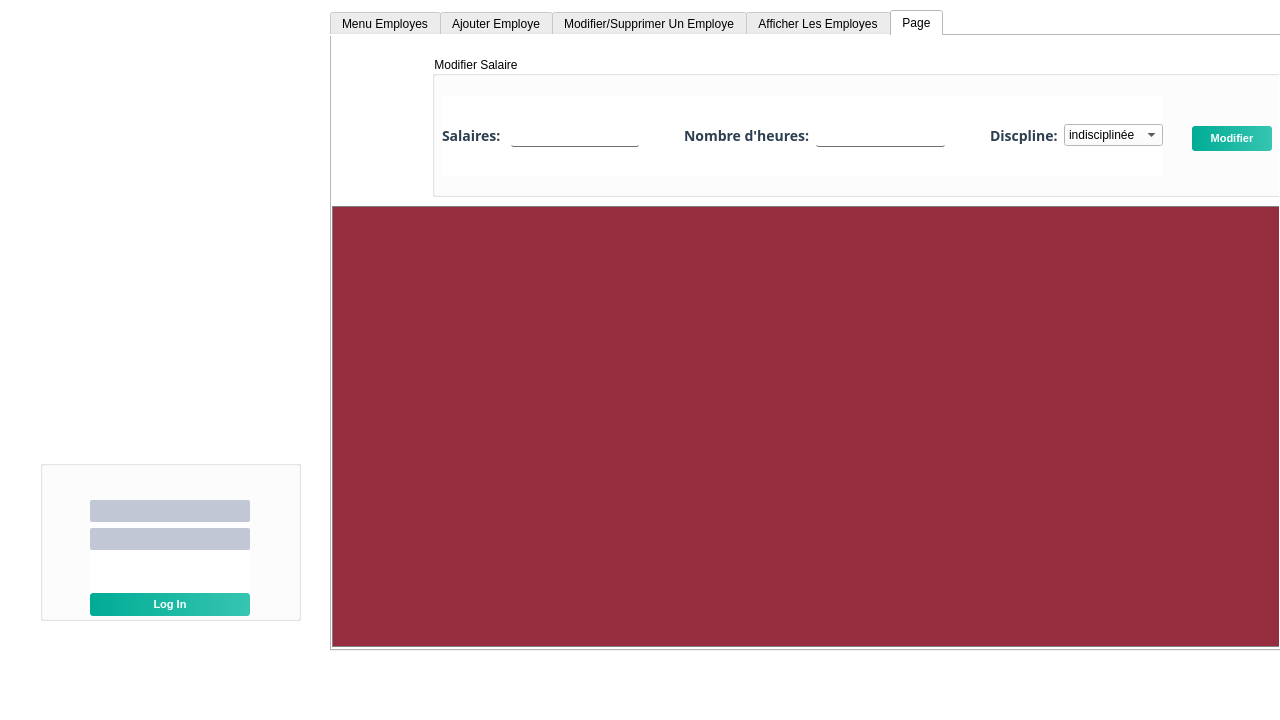
Old version of the form mainwindow.ui in the repository AlaBelgacem/SmartAid-2A1.
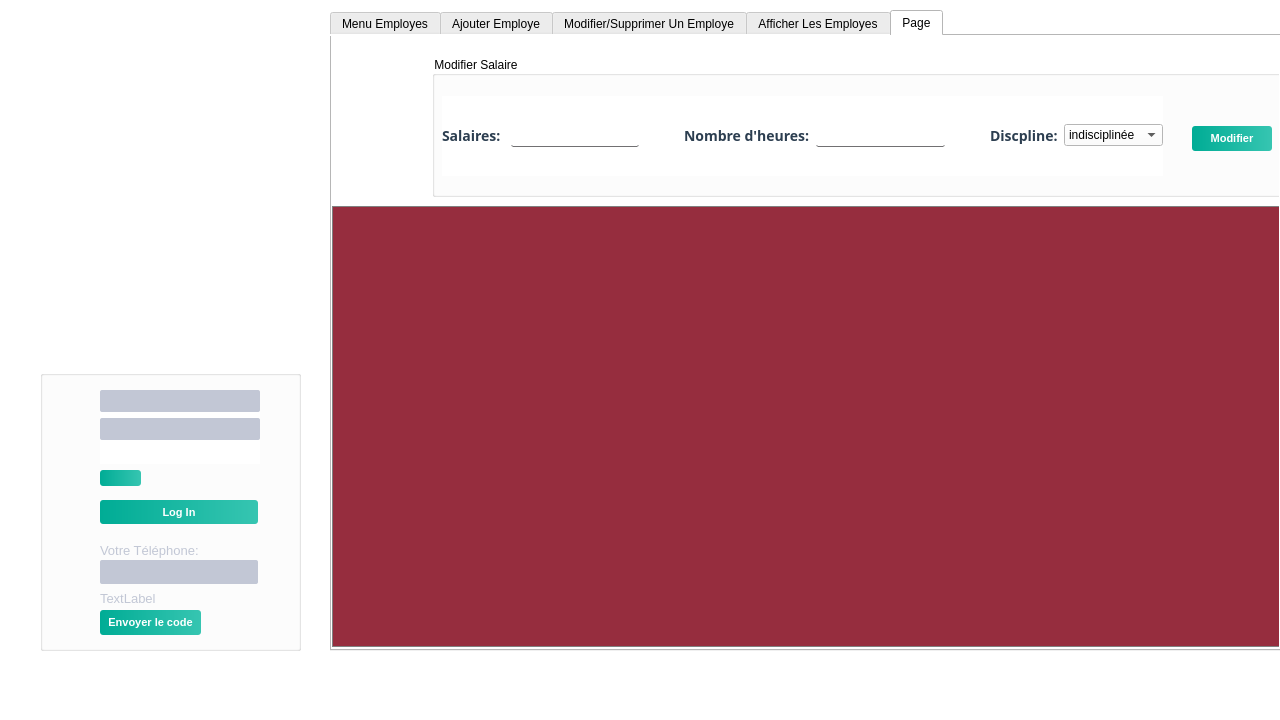
New version of the form. Icons and pictures are not drawn.

Commit message:
envoyer code sms
recuperation de mdp avec sms

The edit to the form file:
```diff
--- a/mainwindow.ui
+++ b/mainwindow.ui
@@ -2459,9 +2459,9 @@
     <property name="geometry">
      <rect>
       <x>40</x>
-      <y>460</y>
+      <y>370</y>
       <width>261</width>
-      <height>161</height>
+      <height>281</height>
      </rect>
     </property>
     <property name="title">
@@ -2470,10 +2470,10 @@
     <widget class="QWidget" name="verticalLayoutWidget_2">
      <property name="geometry">
       <rect>
-       <x>50</x>
-       <y>40</y>
+       <x>60</x>
+       <y>20</y>
        <width>160</width>
-       <height>116</height>
+       <height>74</height>
       </rect>
      </property>
      <layout class="QVBoxLayout" name="verticalLayout_4">
@@ -2497,15 +2497,83 @@
         </property>
        </widget>
       </item>
-      <item>
-       <widget class="QPushButton" name="bo_3">
-        <property name="text">
-         <string>Log In</string>
-        </property>
-       </widget>
-      </item>
      </layout>
     </widget>
+    <widget class="QPushButton" name="bo_3">
+     <property name="geometry">
+      <rect>
+       <x>60</x>
+       <y>130</y>
+       <width>158</width>
+       <height>24</height>
+      </rect>
+     </property>
+     <property name="text">
+      <string>Log In</string>
+     </property>
+    </widget>
+    <widget class="QPushButton" name="mdp_oub">
+     <property name="geometry">
+      <rect>
+       <x>60</x>
+       <y>100</y>
+       <width>41</width>
+       <height>16</height>
+      </rect>
+     </property>
+     <property name="text">
+      <string/>
+     </property>
+    </widget>
+    <widget class="QLabel" name="mdp_o">
+     <property name="geometry">
+      <rect>
+       <x>60</x>
+       <y>170</y>
+       <width>111</width>
+       <height>21</height>
+      </rect>
+     </property>
+     <property name="text">
+      <string>Votre Téléphone:</string>
+     </property>
+    </widget>
+    <widget class="QLineEdit" name="new_mdp">
+     <property name="geometry">
+      <rect>
+       <x>60</x>
+       <y>190</y>
+       <width>158</width>
+       <height>24</height>
+      </rect>
+     </property>
+    </widget>
+    <widget class="QPushButton" name="mdp_b">
+     <property name="geometry">
+      <rect>
+       <x>60</x>
+       <y>240</y>
+       <width>101</width>
+       <height>25</height>
+      </rect>
+     </property>
+     <property name="text">
+      <string>Envoyer le code</string>
+     </property>
+    </widget>
+    <widget class="QLabel" name="er_mdp">
+     <property name="geometry">
+      <rect>
+       <x>60</x>
+       <y>220</y>
+       <width>151</width>
+       <height>16</height>
+      </rect>
+     </property>
+     <property name="text">
+      <string>TextLabel</string>
+     </property>
+    </widget>
    </widget>
   </widget>
   <widget class="QMenuBar" name="menubar">
```
The commit also changes 5 other files.
